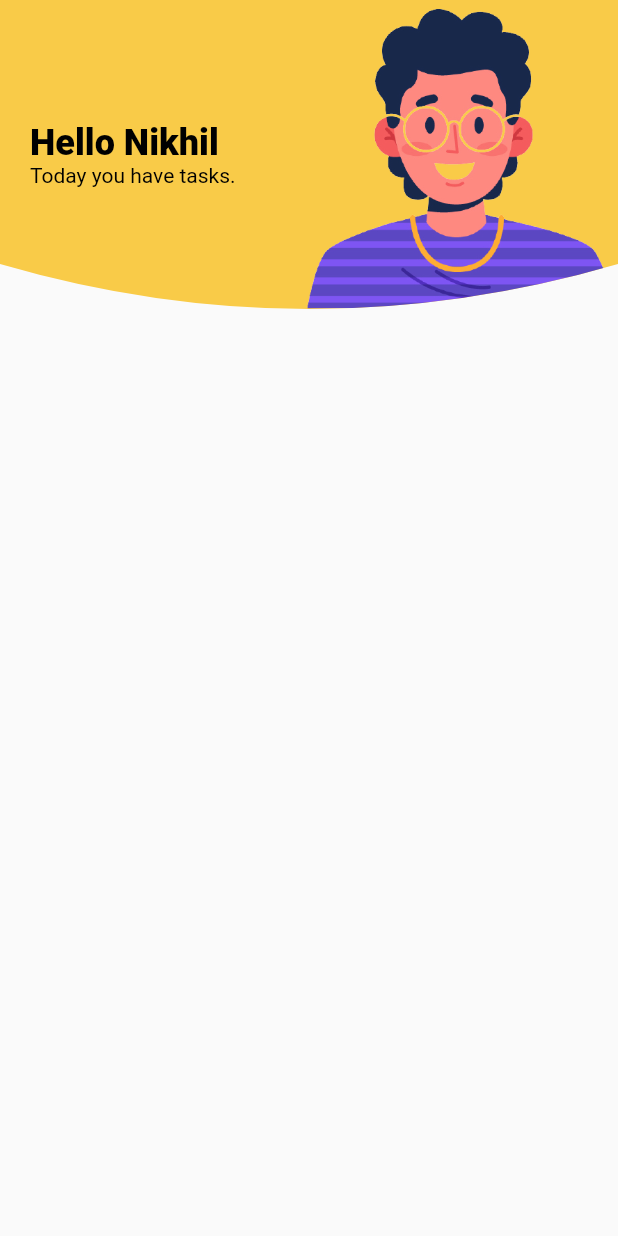
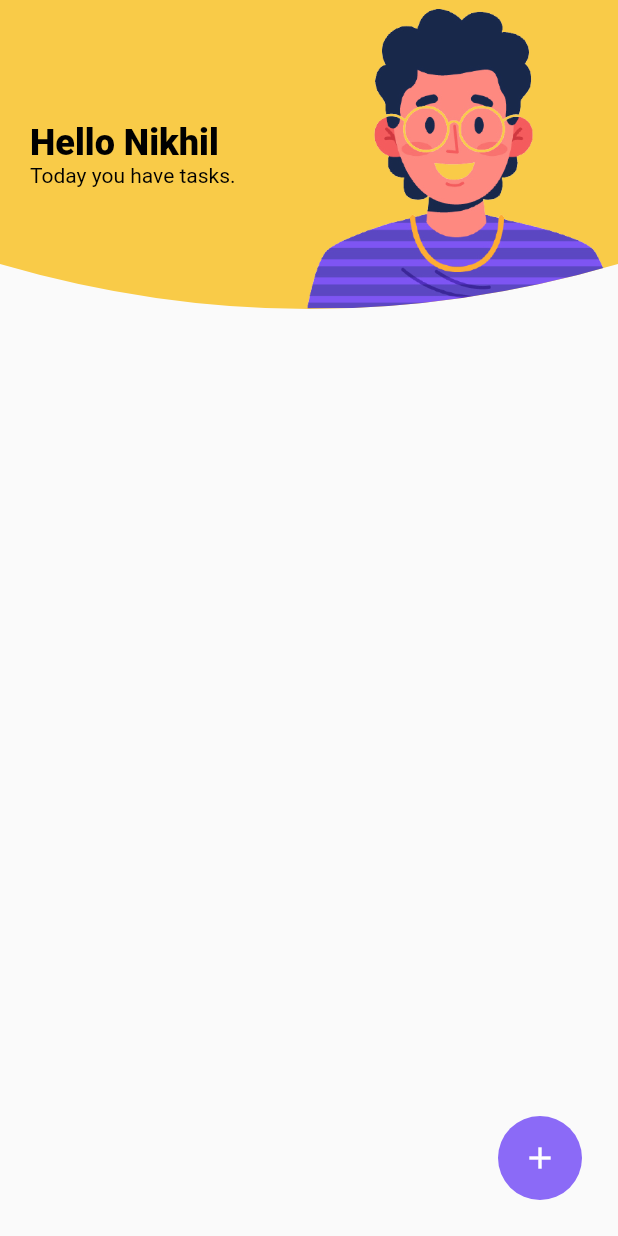
Before and after one commit to aminick21/Toody, a Flutter app: the screen it shows after launch, after a tap on "Get Started", on a phone screen of 412 x 824 dp. Run offline on Flutter 3.47's test engine with Material 2 defaults, Android fonts, the light colour scheme and no system bars.

Commit message:
floating action button and buttom sheet

```diff
--- a/lib/main.dart
+++ b/lib/main.dart
@@ -1,3 +1,5 @@
+// ignore_for_file: prefer_const_constructors
+
 import 'package:flutter/material.dart';
 import 'package:toody/screens/firstscreen.dart';
 
--- a/lib/screens/secondscreen.dart
+++ b/lib/screens/secondscreen.dart
@@ -1,6 +1,8 @@
-// ignore_for_file: prefer_const_literals_to_create_immutables
+// ignore_for_file: prefer_const_literals_to_create_immutables, prefer_const_constructors
 
 import 'package:flutter/material.dart';
+import 'package:provider/provider.dart';
+import 'package:toody/widget/fab.dart';
 import 'package:toody/widget/lowercontainer.dart';
 import 'package:toody/widget/uppercontainer.dart';
 
@@ -14,8 +16,11 @@ class SecondScreen extends StatefulWidget {
 class _SecondScreenState extends State<SecondScreen> {
   @override
   Widget build(BuildContext context) {
-    return SafeArea(
+    return ChangeNotifierProvider(
+      create: (BuildContext context) {},
+      child: SafeArea(
         child: Scaffold(
+          floatingActionButton:MyFloatingActionButton() ,
           body: Column(
             children: [
               UpperContainer(),
@@ -24,6 +29,7 @@ class _SecondScreenState extends State<SecondScreen> {
           ),
 
         ),
+      ),
     );
   }
 }
--- /dev/null
+++ b/lib/widget/fab.dart
@@ -0,0 +1,32 @@
+// ignore_for_file: prefer_const_constructors
+
+import 'package:flutter/material.dart';
+import 'package:toody/widget/addtasksheet.dart';
+class MyFloatingActionButton extends StatelessWidget {
+  const MyFloatingActionButton({Key? key}) : super(key: key);
+
+  @override
+  Widget build(BuildContext context) {
+    return Padding(
+      padding: const EdgeInsets.all(8.0),
+      child: FloatingActionButton(onPressed:(){
+        showModalBottomSheet(
+            isScrollControlled: true,
+            context: context, builder:(context){
+          return SingleChildScrollView(
+            child: Container(
+              padding:EdgeInsets.only(bottom:MediaQuery.of(context).viewInsets.bottom),
+              child: AddTaskSheet(),
+            ),
+          );
+
+        });
+      },
+        backgroundColor: Theme.of(context).primaryColor,
+        elevation: 0,
+        child: Icon(Icons.add),
+      ),
+
+    );
+  }
+}
--- a/lib/widget/lowercontainer.dart
+++ b/lib/widget/lowercontainer.dart
@@ -10,8 +10,9 @@ class LowerContainer extends StatefulWidget {
 class _LowerContainerState extends State<LowerContainer> {
   @override
   Widget build(BuildContext context) {
-    return Container(
-
+    return Expanded(
+      child: Container(
+      ),
     );
   }
 }
--- a/pubspec.yaml
+++ b/pubspec.yaml
@@ -29,6 +29,7 @@ environment:
 dependencies:
   flutter:
     sdk: flutter
+  provider: ^6.0.1
 
 
   # The following adds the Cupertino Icons font to your application.
```
Also changed, not shown: lib/model/task.dart (added, +10 -0 lines), lib/widget/addtasksheet.dart (added, +33 -0 lines), pubspec.lock. Lines whose indentation alone changed are shown as unchanged.
